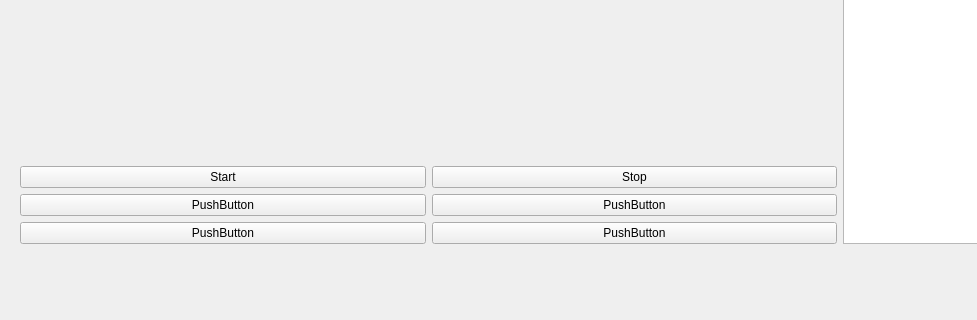
Above: yolov5/gui/UI_v1.ui from JinkaiZ/YoloV5.6-Construction-site-Monitoring-System before the change; both pictures show x 0 to 977 and y 417 to 737 of the 1270 by 737 pixel window. Below: the same form after it.
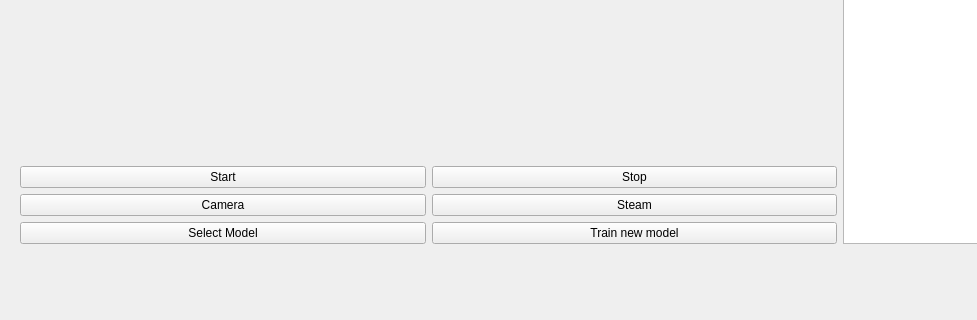
That is the form after the change.

The edit to the form file:
```diff
--- a/yolov5/gui/UI_v1.ui
+++ b/yolov5/gui/UI_v1.ui
@@ -53,14 +53,14 @@
            <item row="1" column="1">
             <widget class="QPushButton" name="pushButton_4">
              <property name="text">
-              <string>PushButton</string>
+              <string>Steam</string>
              </property>
             </widget>
            </item>
            <item row="1" column="0">
             <widget class="QPushButton" name="pushButton_2">
              <property name="text">
-              <string>PushButton</string>
+              <string>Camera</string>
              </property>
             </widget>
            </item>
@@ -81,14 +81,14 @@
            <item row="2" column="0">
             <widget class="QPushButton" name="pushButton_3">
              <property name="text">
-              <string>PushButton</string>
+              <string>Select Model</string>
              </property>
             </widget>
            </item>
            <item row="2" column="1">
             <widget class="QPushButton" name="pushButton">
              <property name="text">
-              <string>PushButton</string>
+              <string>Train new model</string>
              </property>
             </widget>
            </item>
```
